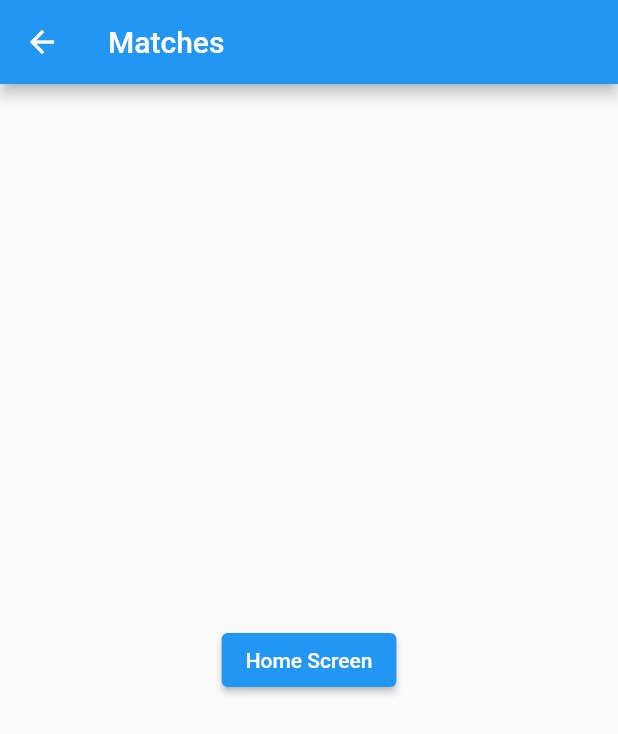
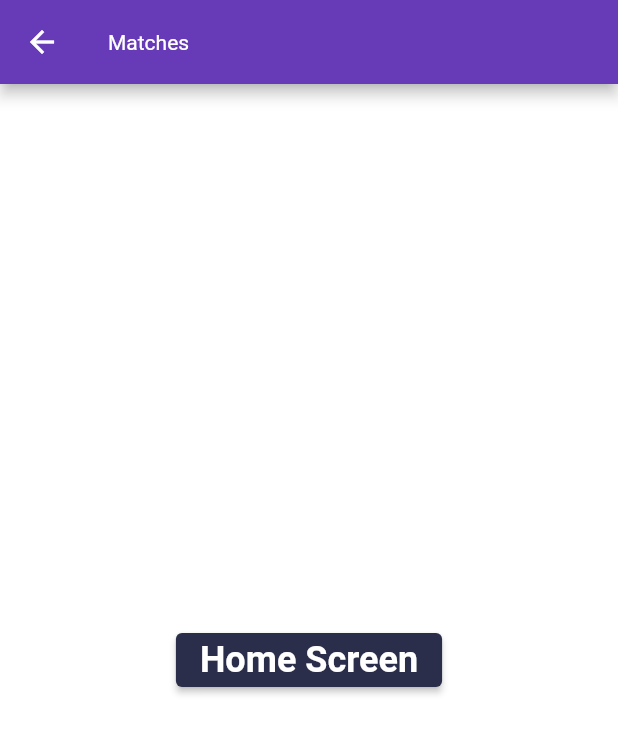
Before and after one commit to axndmathias/flutter_dating_app, a Flutter app: the screen it shows after launch, after a tap on "Matches Screen", on a phone screen of 412 x 824 dp. Shown: the top 734 px of the screen. Run offline on Flutter 3.47's test engine with Material 2 defaults, Android fonts, the phone set to English and light mode, and no system bars; Roboto replaces fonts that are missing (Optima).

Commit message:
added theme class

```diff
--- /dev/null
+++ b/lib/config/theme.dart
@@ -0,0 +1,53 @@
+import 'package:flutter/material.dart';
+
+ThemeData theme() {
+  return ThemeData(
+    primarySwatch: Colors.deepPurple,
+    primaryColor: const Color(0xFF2B2E4A),
+    scaffoldBackgroundColor: Colors.white,
+    backgroundColor: const Color(0xFFF4F4F4),
+    fontFamily: 'Optima',
+    textTheme: const TextTheme(
+      headline1: TextStyle(
+        color: Color(0xFF2B2E4A),
+        fontWeight: FontWeight.bold,
+        fontSize: 36,
+      ),
+      headline2: TextStyle(
+        color: Color(0xFF2B2E4A),
+        fontWeight: FontWeight.bold,
+        fontSize: 24,
+      ),
+      headline3: TextStyle(
+        color: Color(0xFF2B2E4A),
+        fontWeight: FontWeight.bold,
+        fontSize: 18,
+      ),
+      headline4: TextStyle(
+        color: Color(0xFF2B2E4A),
+        fontWeight: FontWeight.bold,
+        fontSize: 16,
+      ),
+      headline5: TextStyle(
+        color: Color(0xFF2B2E4A),
+        fontWeight: FontWeight.bold,
+        fontSize: 14,
+      ),
+      headline6: TextStyle(
+        color: Color(0xFF2B2E4A),
+        fontWeight: FontWeight.normal,
+        fontSize: 14,
+      ),
+      bodyText1: TextStyle(
+        color: Color(0xFF2B2E4A),
+        fontWeight: FontWeight.normal,
+        fontSize: 12,
+      ),
+      bodyText2: TextStyle(
+        color: Color(0xFF2B2E4A),
+        fontWeight: FontWeight.normal,
+        fontSize: 10,
+      ),
+    ),
+  );
+}
--- a/lib/main.dart
+++ b/lib/main.dart
@@ -1,6 +1,8 @@
 import 'package:flutter/material.dart';
 import 'package:flutter_dating_app/config/app_router.dart';
 import 'package:flutter_dating_app/screens/home/home_screen.dart';
+
+import 'config/theme.dart';
 
 void main() {
   runApp(const MyApp());
@@ -14,9 +16,7 @@ class MyApp extends StatelessWidget {
     return MaterialApp(
       debugShowCheckedModeBanner: false,
       title: 'Flutter Demo',
-      theme: ThemeData(
-        primarySwatch: Colors.blue,
-      ),
+      theme: theme(),
       onGenerateRoute: AppRouter.onGenerateRoute,
       initialRoute: HomeScreen.routeName,
     );
--- a/lib/screens/home/home_screen.dart
+++ b/lib/screens/home/home_screen.dart
@@ -20,10 +20,18 @@ class HomeScreen extends StatelessWidget {
       ),
       body: Center(
         child: ElevatedButton(
+          style:
+              ElevatedButton.styleFrom(primary: Theme.of(context).primaryColor),
           onPressed: () {
             Navigator.pushNamed(context, '/matches');
           },
-          child: const Text('Matches Screen'),
+          child: Text(
+            'Matches Screen',
+            style: Theme.of(context)
+                .textTheme
+                .headline2
+                ?.copyWith(color: Colors.white),
+          ),
         ),
       ),
     );
--- a/lib/screens/matches/matches_screen.dart
+++ b/lib/screens/matches/matches_screen.dart
@@ -20,10 +20,18 @@ class MatchesScreen extends StatelessWidget {
       ),
       body: Center(
         child: ElevatedButton(
+          style:
+              ElevatedButton.styleFrom(primary: Theme.of(context).primaryColor),
           onPressed: () {
             Navigator.pushNamed(context, '/');
           },
-          child: const Text('Home Screen'),
+          child: Text(
+            'Home Screen',
+            style: Theme.of(context)
+                .textTheme
+                .headline2
+                ?.copyWith(color: Colors.white),
+          ),
         ),
       ),
     );
--- a/lib/screens/screens.dart
+++ b/lib/screens/screens.dart
@@ -1 +1,2 @@
 export 'home/home_screen.dart';
+export 'matches/matches_screen.dart';
```
